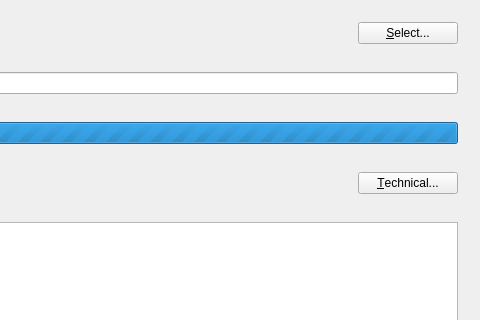
First picture: the form in MainWindow.ui, repository hekkup/yle-downloader-gui, before the edit; both pictures show x 142 to 622 and y 0 to 320 of the 622 by 524 pixel window.
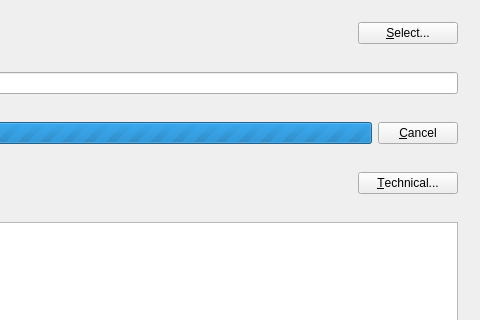
Second picture: the form after the edit.

Commit message: added cancel button

```diff
--- a/MainWindow.ui
+++ b/MainWindow.ui
@@ -7,7 +7,7 @@
     <x>0</x>
     <y>0</y>
     <width>600</width>
-    <height>439</height>
+    <height>507</height>
    </rect>
   </property>
   <property name="windowTitle">
@@ -100,6 +100,13 @@
          </property>
         </widget>
        </item>
+       <item>
+        <widget class="QPushButton" name="cancelButton">
+         <property name="text">
+          <string>&amp;Cancel</string>
+         </property>
+        </widget>
+       </item>
       </layout>
      </widget>
     </item>
```
The commit also changes 8 other files.
